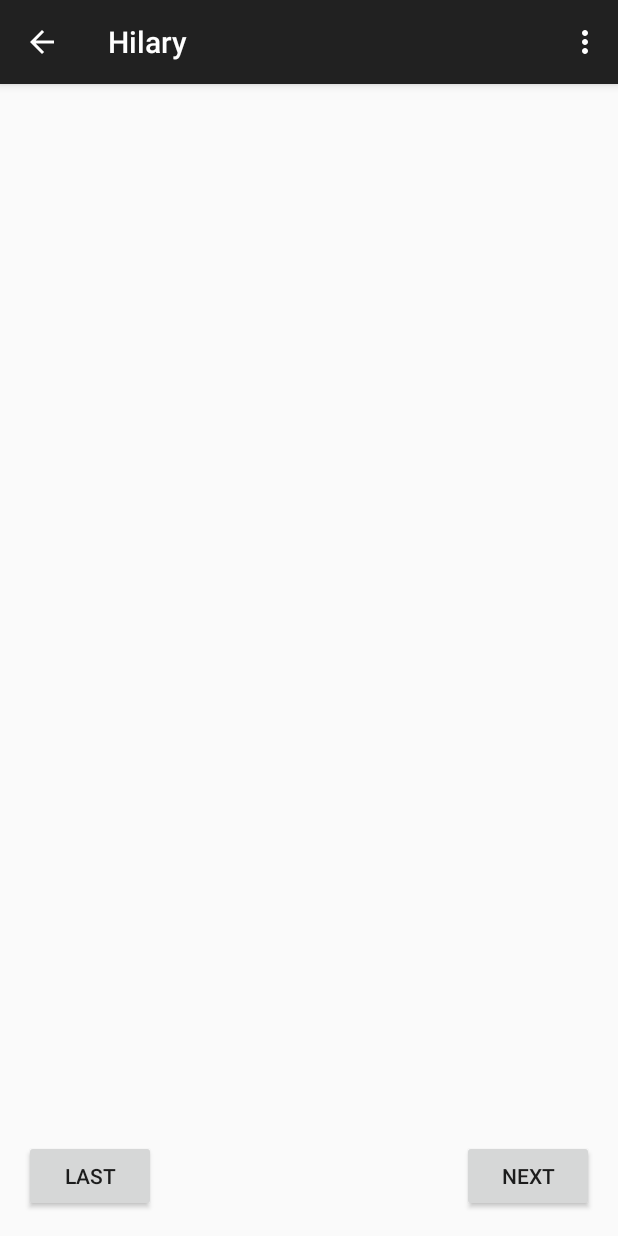
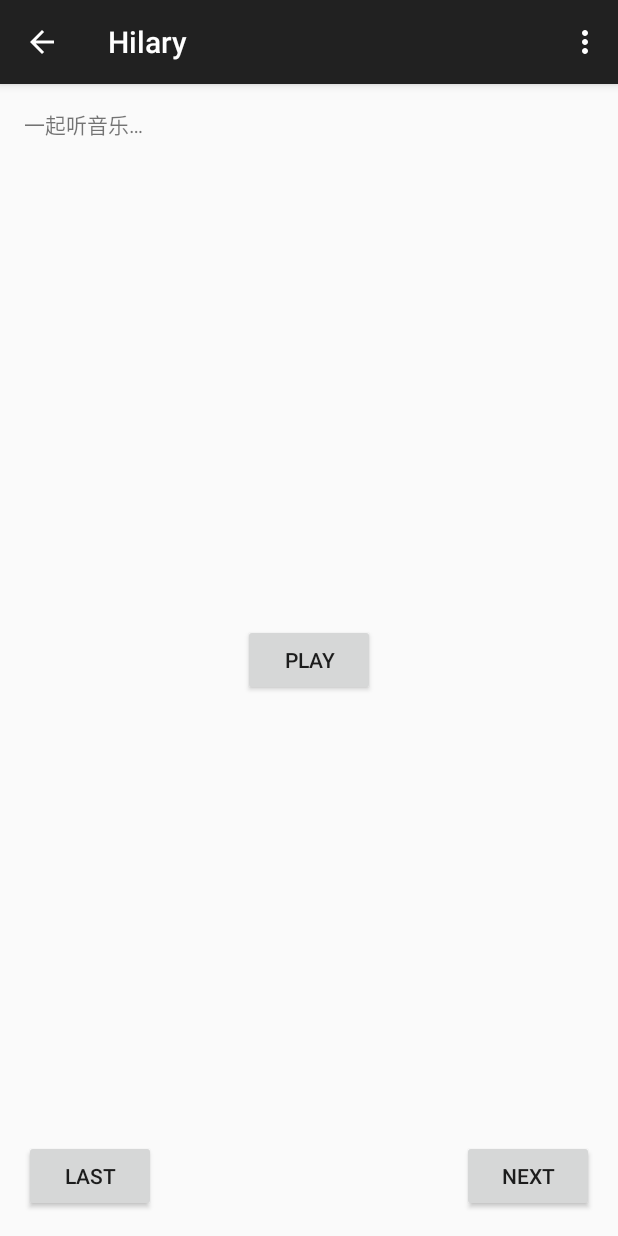
Before and after one commit to picone/Hilary, an Android app: the fragment MusicFragment placed in its activity, on a phone screen of 412 x 824 dp. Run offline under Robolectric (Android 15) with nearby library versions, the phone set to English and light mode, and no system bars.

Commit message:
完成音乐的Fragment

```diff
--- a/app/src/main/java/com/chien/hilary/MusicFragment.java
+++ b/app/src/main/java/com/chien/hilary/MusicFragment.java
@@ -1,15 +1,20 @@
 package com.chien.hilary;
 
+import android.media.MediaPlayer;
 import android.os.Bundle;
 import android.support.v4.app.Fragment;
 import android.view.LayoutInflater;
 import android.view.View;
 import android.view.ViewGroup;
+import android.widget.Button;
 
 /**
  * 音乐播放的Fragment
  */
 public class MusicFragment extends Fragment{
+
+    private MediaPlayer mp;
+    private Button command;
 
     public MusicFragment(){
         // Required empty public constructor
@@ -30,6 +35,32 @@ public class MusicFragment extends Fragment{
                 ((MainActivity)getActivity()).switchFragment(6);
             }
         });
+        command=(Button)view.findViewById(R.id.command);
         return view;
     }
+
+    @Override
+    public void onViewCreated(View view,Bundle savedInstanceState){
+        super.onViewCreated(view,savedInstanceState);
+        mp=MediaPlayer.create(getActivity().getApplicationContext(),R.raw.music);
+        mp.setLooping(true);
+        command.setOnClickListener(new View.OnClickListener(){
+            @Override
+            public void onClick(View v){
+                if(mp.isPlaying()){
+                    mp.pause();
+                    command.setText(R.string.play);
+                }else{
+                    mp.start();
+                    command.setText(R.string.stop);
+                }
+            }
+        });
+    }
+
+    @Override
+    public void onDestroy(){
+        super.onDestroy();
+        mp.release();
+    }
 }
--- a/app/src/main/res/layout/fragment_music.xml
+++ b/app/src/main/res/layout/fragment_music.xml
@@ -19,4 +19,14 @@
         android:layout_alignParentEnd="true"
         android:layout_width="wrap_content"
         android:layout_height="wrap_content"/>
+    <TextView
+        android:text="@string/text6"
+        android:layout_width="match_parent"
+        android:layout_height="wrap_content"/>
+    <Button
+        android:id="@+id/command"
+        android:text="@string/play"
+        android:layout_centerInParent="true"
+        android:layout_width="wrap_content"
+        android:layout_height="wrap_content"/>
 </RelativeLayout>
--- a/app/src/main/res/values/strings.xml
+++ b/app/src/main/res/values/strings.xml
@@ -6,6 +6,8 @@
 
     <string name="next">NEXT</string>
     <string name="last">LAST</string>
+    <string name="play">Play</string>
+    <string name="stop">Stop</string>
 
     <string name="text1">谁说程序猿不懂得浪漫.\n这说得太对了,至少我是.\n\n不过…</string>
     <string name="text2">我们在一起的200多天里\n虽然矛盾很多,但是我过得还算开心.\n很喜欢跟你在一起的日子(我就是变态).\n很喜欢跟你一起,比如…</string>
@@ -13,4 +15,5 @@
     <string name="demo">public class demo{\n\tpublic static void main(String args[]){\n\t\tSystem.out.println(\"I love U.\");\n\t}\n}</string>
     <string name="text4">一起手拖手走校道…</string>
     <string name="text5">一起玩消星星(这星星有点丑,但算是消星星原型了)…</string>
+    <string name="text6">一起听音乐…</string>
 </resources>
```
Also changed, not shown: app/src/main/java/com/chien/hilary/Block.java (deleted, +0 -11 lines), 2 other files.
